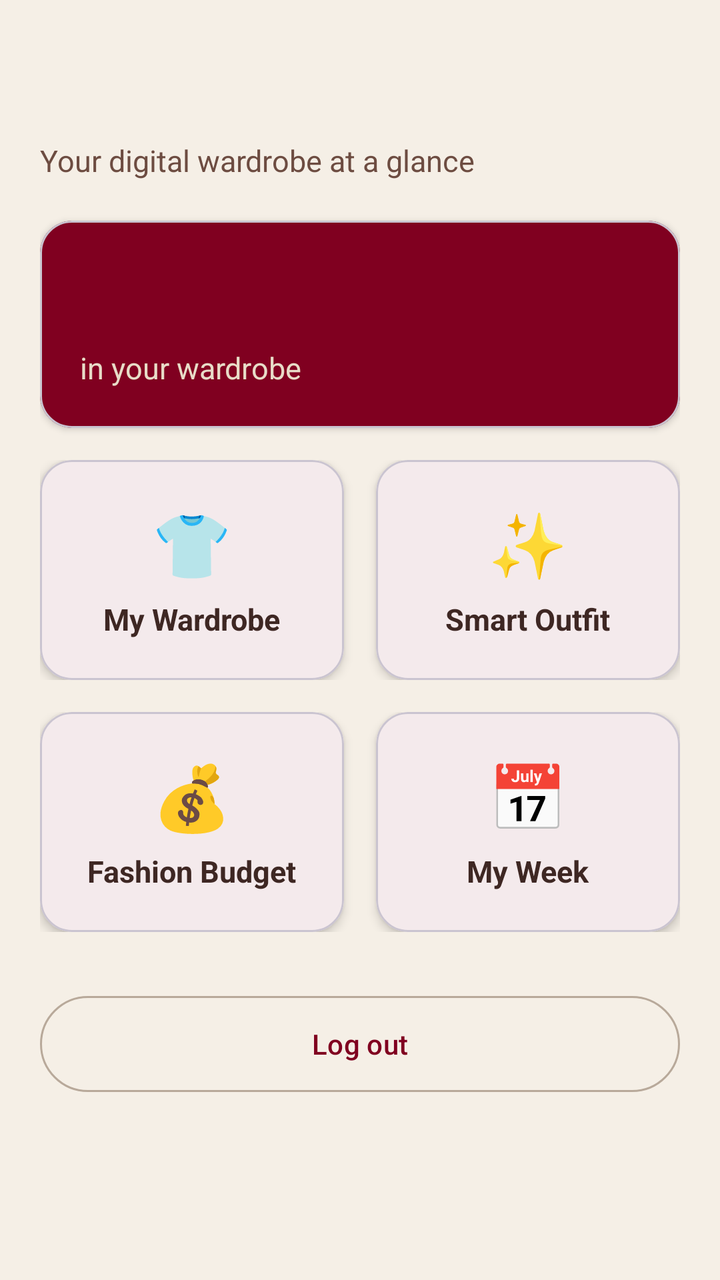
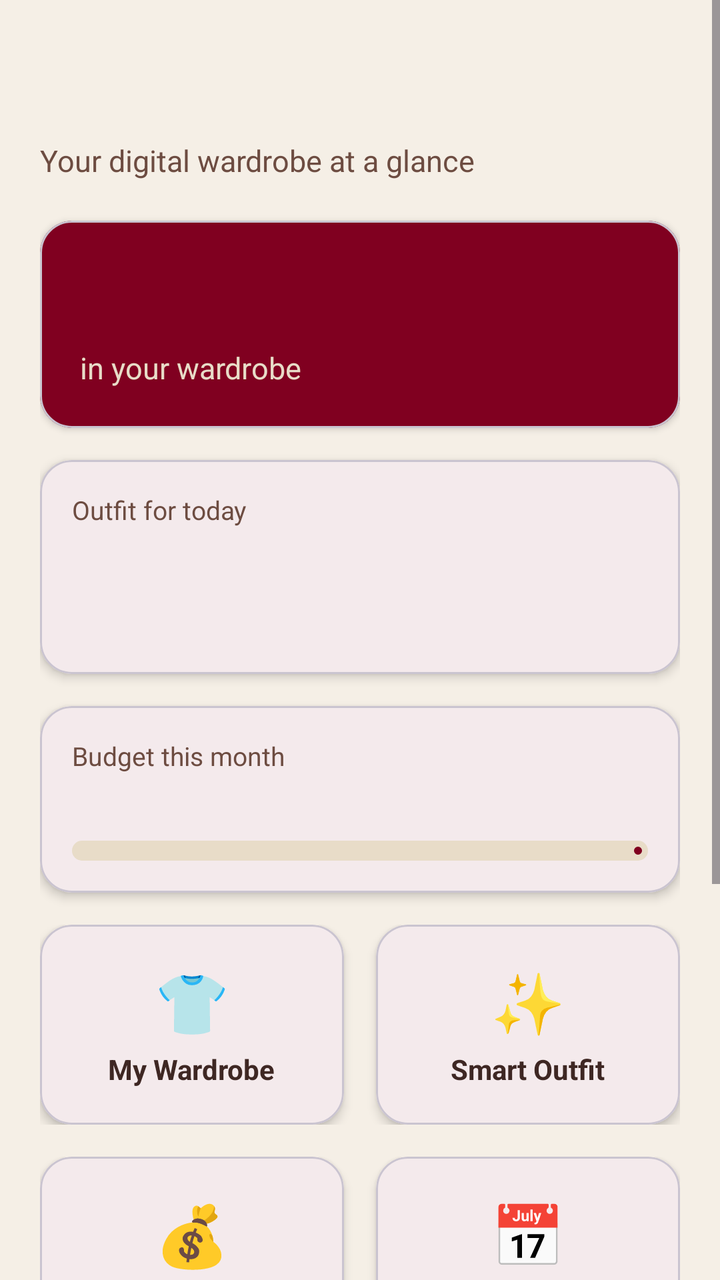

Screens rendered from an Android XML layout before and after an edit, with the pre-edit source and the edit as a unified diff.
<!-- AndroidManifest.xml: application theme Theme.ChicFlow -->
<!-- res/layout/fragment_home.xml -->
<?xml version="1.0" encoding="utf-8"?>
<ScrollView xmlns:android="http://schemas.android.com/apk/res/android"
    xmlns:app="http://schemas.android.com/apk/res-auto"
    android:layout_width="match_parent"
    android:layout_height="match_parent"
    android:background="@color/cf_beige"
    android:fillViewport="true">

    <LinearLayout
        android:layout_width="match_parent"
        android:layout_height="wrap_content"
        android:orientation="vertical"
        android:padding="20dp">

        <TextView
            android:id="@+id/tvGreeting"
            android:layout_width="match_parent"
            android:layout_height="wrap_content"
            android:layout_marginTop="12dp"
            android:fontFamily="serif"
            android:textColor="@color/cf_burgundy"
            android:textSize="28sp"
            android:textStyle="bold" />

        <TextView
            android:layout_width="match_parent"
            android:layout_height="wrap_content"
            android:text="@string/home_subtitle"
            android:textColor="@color/cf_brown_light"
            android:textSize="15sp" />

        
        <com.google.android.material.card.MaterialCardView
            android:layout_width="match_parent"
            android:layout_height="wrap_content"
            android:layout_marginTop="20dp"
            app:cardBackgroundColor="@color/cf_burgundy"
            app:cardCornerRadius="16dp"
            app:cardElevation="2dp">

            <LinearLayout
                android:layout_width="match_parent"
                android:layout_height="wrap_content"
                android:orientation="vertical"
                android:padding="20dp">

                <TextView
                    android:id="@+id/tvItemCount"
                    android:layout_width="wrap_content"
                    android:layout_height="wrap_content"
                    android:fontFamily="serif"
                    android:textColor="@color/cf_beige"
                    android:textSize="32sp"
                    android:textStyle="bold" />

                <TextView
                    android:layout_width="wrap_content"
                    android:layout_height="wrap_content"
                    android:text="@string/home_in_wardrobe"
                    android:textColor="@color/cf_beige_dark"
                    android:textSize="15sp" />
            </LinearLayout>
        </com.google.android.material.card.MaterialCardView>

        
        <LinearLayout
            android:layout_width="match_parent"
            android:layout_height="wrap_content"
            android:layout_marginTop="16dp"
            android:orientation="horizontal">

            <com.google.android.material.card.MaterialCardView
                android:id="@+id/cardWardrobe"
                android:layout_width="0dp"
                android:layout_height="110dp"
                android:layout_marginEnd="8dp"
                android:layout_weight="1"
                android:clickable="true"
                android:focusable="true"
                app:cardBackgroundColor="@color/cf_white"
                app:cardCornerRadius="16dp"
                app:cardElevation="3dp">

                <LinearLayout
                    android:layout_width="match_parent"
                    android:layout_height="match_parent"
                    android:gravity="center"
                    android:orientation="vertical">

                    <TextView
                        android:layout_width="wrap_content"
                        android:layout_height="wrap_content"
                        android:text="👕"
                        android:textSize="32sp" />

                    <TextView
                        android:layout_width="wrap_content"
                        android:layout_height="wrap_content"
                        android:layout_marginTop="6dp"
                        android:text="@string/home_card_wardrobe"
                        android:textColor="@color/cf_brown"
                        android:textSize="15sp"
                        android:textStyle="bold" />
                </LinearLayout>
            </com.google.android.material.card.MaterialCardView>

            <com.google.android.material.card.MaterialCardView
                android:id="@+id/cardOutfit"
                android:layout_width="0dp"
                android:layout_height="110dp"
                android:layout_marginStart="8dp"
                android:layout_weight="1"
                android:clickable="true"
                android:focusable="true"
                app:cardBackgroundColor="@color/cf_white"
                app:cardCornerRadius="16dp"
                app:cardElevation="3dp">

                <LinearLayout
                    android:layout_width="match_parent"
                    android:layout_height="match_parent"
                    android:gravity="center"
                    android:orientation="vertical">

                    <TextView
                        android:layout_width="wrap_content"
                        android:layout_height="wrap_content"
                        android:text="✨"
                        android:textSize="32sp" />

                    <TextView
                        android:layout_width="wrap_content"
                        android:layout_height="wrap_content"
                        android:layout_marginTop="6dp"
                        android:text="@string/home_card_outfit"
                        android:textColor="@color/cf_brown"
                        android:textSize="15sp"
                        android:textStyle="bold" />
                </LinearLayout>
            </com.google.android.material.card.MaterialCardView>
        </LinearLayout>

        
        <LinearLayout
            android:layout_width="match_parent"
            android:layout_height="wrap_content"
            android:layout_marginTop="16dp"
            android:orientation="horizontal">

            <com.google.android.material.card.MaterialCardView
                android:id="@+id/cardBudget"
                android:layout_width="0dp"
                android:layout_height="110dp"
                android:layout_marginEnd="8dp"
                android:layout_weight="1"
                android:clickable="true"
                android:focusable="true"
                app:cardBackgroundColor="@color/cf_white"
                app:cardCornerRadius="16dp"
                app:cardElevation="3dp">

                <LinearLayout
                    android:layout_width="match_parent"
                    android:layout_height="match_parent"
                    android:gravity="center"
                    android:orientation="vertical">

                    <TextView
                        android:layout_width="wrap_content"
                        android:layout_height="wrap_content"
                        android:text="💰"
                        android:textSize="32sp" />

                    <TextView
                        android:layout_width="wrap_content"
                        android:layout_height="wrap_content"
                        android:layout_marginTop="6dp"
                        android:text="@string/home_card_budget"
                        android:textColor="@color/cf_brown"
                        android:textSize="15sp"
                        android:textStyle="bold" />
                </LinearLayout>
            </com.google.android.material.card.MaterialCardView>

            <com.google.android.material.card.MaterialCardView
                android:id="@+id/cardWeek"
                android:layout_width="0dp"
                android:layout_height="110dp"
                android:layout_marginStart="8dp"
                android:layout_weight="1"
                android:clickable="true"
                android:focusable="true"
                app:cardBackgroundColor="@color/cf_white"
                app:cardCornerRadius="16dp"
                app:cardElevation="3dp">

                <LinearLayout
                    android:layout_width="match_parent"
                    android:layout_height="match_parent"
                    android:gravity="center"
                    android:orientation="vertical">

                    <TextView
                        android:layout_width="wrap_content"
                        android:layout_height="wrap_content"
                        android:text="📅"
                        android:textSize="32sp" />

                    <TextView
                        android:layout_width="wrap_content"
                        android:layout_height="wrap_content"
                        android:layout_marginTop="6dp"
                        android:text="@string/home_card_week"
                        android:textColor="@color/cf_brown"
                        android:textSize="15sp"
                        android:textStyle="bold" />
                </LinearLayout>
            </com.google.android.material.card.MaterialCardView>
        </LinearLayout>

        <com.google.android.material.button.MaterialButton
            android:id="@+id/btnLogout"
            style="@style/Widget.Material3.Button.OutlinedButton"
            android:layout_width="match_parent"
            android:layout_height="56dp"
            android:layout_marginTop="28dp"
            android:text="@string/btn_logout" />
    </LinearLayout>
</ScrollView>
<!-- resources referenced by this layout -->
<resources>
  <color name="cf_beige">#F5EFE6</color>
  <color name="cf_beige_dark">#E8DCC8</color>
  <color name="cf_brown">#3E2723</color>
  <color name="cf_brown_light">#6D4C41</color>
  <color name="cf_burgundy">#800020</color>
  <color name="cf_white">#FFFFFF</color>
  <string name="btn_logout">Log out</string>
  <string name="home_card_budget">Fashion Budget</string>
  <string name="home_card_outfit">Smart Outfit</string>
  <string name="home_card_wardrobe">My Wardrobe</string>
  <string name="home_card_week">My Week</string>
  <string name="home_in_wardrobe">in your wardrobe</string>
  <string name="home_subtitle">Your digital wardrobe at a glance</string>
  <style name="Theme.ChicFlow" parent="Theme.Material3.Light.NoActionBar">
          <item name="colorPrimary">@color/cf_burgundy</item>
          <item name="colorOnPrimary">@color/cf_white</item>
          <item name="colorPrimaryContainer">@color/cf_beige_dark</item>
          <item name="colorOnPrimaryContainer">@color/cf_brown</item>
          <item name="colorSecondary">@color/cf_brown</item>
          <item name="colorOnSecondary">@color/cf_white</item>
          <item name="colorSurface">@color/cf_white</item>
          <item name="colorOnSurface">@color/cf_brown</item>
          <item name="android:colorBackground">@color/cf_beige</item>
          <item name="colorSecondaryContainer">@color/cf_beige_dark</item>
          <item name="colorOnSecondaryContainer">@color/cf_burgundy_dark</item>
          <item name="colorSurfaceVariant">@color/cf_beige_dark</item>
          <item name="colorOnSurfaceVariant">@color/cf_brown_light</item>
          <item name="colorOutline">@color/cf_outline</item>
          <item name="colorError">@color/cf_error</item>
          <item name="android:statusBarColor">@color/cf_beige</item>
          <item name="android:windowLightStatusBar">true</item>
      </style>
  <color name="cf_burgundy_dark">#5C0017</color>
  <color name="cf_outline">#B8A99A</color>
  <color name="cf_error">#B3261E</color>
</resources>

<!-- the commit's change to res/layout/fragment_home.xml (unified diff, before → after) -->
@@ -63,6 +63,113 @@
         </com.google.android.material.card.MaterialCardView>
 
         
+        <com.google.android.material.card.MaterialCardView
+            android:id="@+id/cardToday"
+            android:layout_width="match_parent"
+            android:layout_height="wrap_content"
+            android:layout_marginTop="16dp"
+            android:clickable="true"
+            android:focusable="true"
+            app:cardBackgroundColor="@color/cf_white"
+            app:cardCornerRadius="16dp"
+            app:cardElevation="3dp">
+
+            <LinearLayout
+                android:layout_width="match_parent"
+                android:layout_height="wrap_content"
+                android:orientation="vertical"
+                android:padding="16dp">
+
+                <TextView
+                    android:layout_width="wrap_content"
+                    android:layout_height="wrap_content"
+                    android:text="@string/home_today_title"
+                    android:textColor="@color/cf_brown_light"
+                    android:textSize="13sp" />
+
+                <TextView
+                    android:id="@+id/tvTodayOutfit"
+                    android:layout_width="match_parent"
+                    android:layout_height="wrap_content"
+                    android:layout_marginTop="2dp"
+                    android:fontFamily="serif"
+                    android:textColor="@color/cf_brown"
+                    android:textSize="20sp"
+                    android:textStyle="bold" />
+
+                <TextView
+                    android:id="@+id/tvTodayPieces"
+                    android:layout_width="match_parent"
+                    android:layout_height="wrap_content"
+                    android:layout_marginTop="4dp"
+                    android:textColor="@color/cf_brown_light"
+                    android:textSize="18sp" />
+            </LinearLayout>
+        </com.google.android.material.card.MaterialCardView>
+
+        
+        <com.google.android.material.card.MaterialCardView
+            android:id="@+id/cardHomeBudget"
+            android:layout_width="match_parent"
+            android:layout_height="wrap_content"
+            android:layout_marginTop="16dp"
+            android:clickable="true"
+            android:focusable="true"
+            app:cardBackgroundColor="@color/cf_white"
+            app:cardCornerRadius="16dp"
+            app:cardElevation="3dp">
+
+            <LinearLayout
+                android:layout_width="match_parent"
+                android:layout_height="wrap_content"
+                android:orientation="vertical"
+                android:padding="16dp">
+
+                <LinearLayout
+                    android:layout_width="match_parent"
+                    android:layout_height="wrap_content"
+                    android:orientation="horizontal">
+
+                    <TextView
+                        android:layout_width="0dp"
+                        android:layout_height="wrap_content"
+                        android:layout_weight="1"
+                        android:text="@string/home_budget_title"
+                        android:textColor="@color/cf_brown_light"
+                        android:textSize="13sp" />
+
+                    <TextView
+                        android:id="@+id/tvHomeBudgetPercent"
+                        android:layout_width="wrap_content"
+                        android:layout_height="wrap_content"
+                        android:textColor="@color/cf_burgundy"
+                        android:textSize="13sp"
+                        android:textStyle="bold" />
+                </LinearLayout>
+
+                <TextView
+                    android:id="@+id/tvHomeBudgetLine"
+                    android:layout_width="match_parent"
+                    android:layout_height="wrap_content"
+                    android:layout_marginTop="2dp"
+                    android:textColor="@color/cf_brown"
+                    android:textSize="16sp"
+                    android:textStyle="bold" />
+
+                <com.google.android.material.progressindicator.LinearProgressIndicator
+                    android:id="@+id/progressHomeBudget"
+                    android:layout_width="match_parent"
+                    android:layout_height="wrap_content"
+                    android:layout_marginTop="10dp"
+                    android:max="100"
+                    app:indicatorColor="@color/cf_burgundy"
+                    app:trackColor="@color/cf_beige_dark"
+                    app:trackCornerRadius="5dp"
+                    app:trackThickness="10dp" />
+            </LinearLayout>
+        </com.google.android.material.card.MaterialCardView>
+
+        
         <LinearLayout
             android:layout_width="match_parent"
             android:layout_height="wrap_content"
@@ -72,7 +179,7 @@
             <com.google.android.material.card.MaterialCardView
                 android:id="@+id/cardWardrobe"
                 android:layout_width="0dp"
-                android:layout_height="110dp"
+                android:layout_height="100dp"
                 android:layout_marginEnd="8dp"
                 android:layout_weight="1"
                 android:clickable="true"
@@ -91,15 +198,15 @@
                         android:layout_width="wrap_content"
                         android:layout_height="wrap_content"
                         android:text="👕"
-                        android:textSize="32sp" />
-
-                    <TextView
-                        android:layout_width="wrap_content"
-                        android:layout_height="wrap_content"
-                        android:layout_marginTop="6dp"
+                        android:textSize="30sp" />
+
+                    <TextView
+                        android:layout_width="wrap_content"
+                        android:layout_height="wrap_content"
+                        android:layout_marginTop="4dp"
                         android:text="@string/home_card_wardrobe"
                         android:textColor="@color/cf_brown"
-                        android:textSize="15sp"
+                        android:textSize="14sp"
                         android:textStyle="bold" />
                 </LinearLayout>
             </com.google.android.material.card.MaterialCardView>
@@ -107,7 +214,7 @@
             <com.google.android.material.card.MaterialCardView
                 android:id="@+id/cardOutfit"
                 android:layout_width="0dp"
-                android:layout_height="110dp"
+                android:layout_height="100dp"
                 android:layout_marginStart="8dp"
                 android:layout_weight="1"
                 android:clickable="true"
@@ -126,15 +233,15 @@
                         android:layout_width="wrap_content"
                         android:layout_height="wrap_content"
                         android:text="✨"
-                        android:textSize="32sp" />
-
-                    <TextView
-                        android:layout_width="wrap_content"
-                        android:layout_height="wrap_content"
-                        android:layout_marginTop="6dp"
+                        android:textSize="30sp" />
+
+                    <TextView
+                        android:layout_width="wrap_content"
+                        android:layout_height="wrap_content"
+                        android:layout_marginTop="4dp"
                         android:text="@string/home_card_outfit"
                         android:textColor="@color/cf_brown"
-                        android:textSize="15sp"
+                        android:textSize="14sp"
                         android:textStyle="bold" />
                 </LinearLayout>
             </com.google.android.material.card.MaterialCardView>
@@ -150,7 +257,7 @@
             <com.google.android.material.card.MaterialCardView
                 android:id="@+id/cardBudget"
                 android:layout_width="0dp"
-                android:layout_height="110dp"
+                android:layout_height="100dp"
                 android:layout_marginEnd="8dp"
                 android:layout_weight="1"
                 android:clickable="true"
@@ -169,15 +276,15 @@
                         android:layout_width="wrap_content"
                         android:layout_height="wrap_content"
                         android:text="💰"
-                        android:textSize="32sp" />
-
-                    <TextView
-                        android:layout_width="wrap_content"
-                        android:layout_height="wrap_content"
-                        android:layout_marginTop="6dp"
+                        android:textSize="30sp" />
+
+                    <TextView
+                        android:layout_width="wrap_content"
+                        android:layout_height="wrap_content"
+                        android:layout_marginTop="4dp"
                         android:text="@string/home_card_budget"
                         android:textColor="@color/cf_brown"
-                        android:textSize="15sp"
+                        android:textSize="14sp"
                         android:textStyle="bold" />
                 </LinearLayout>
             </com.google.android.material.card.MaterialCardView>
@@ -185,7 +292,7 @@
             <com.google.android.material.card.MaterialCardView
                 android:id="@+id/cardWeek"
                 android:layout_width="0dp"
-                android:layout_height="110dp"
+                android:layout_height="100dp"
                 android:layout_marginStart="8dp"
                 android:layout_weight="1"
                 android:clickable="true"
@@ -204,26 +311,84 @@
                         android:layout_width="wrap_content"
                         android:layout_height="wrap_content"
                         android:text="📅"
-                        android:textSize="32sp" />
-
-                    <TextView
-                        android:layout_width="wrap_content"
-                        android:layout_height="wrap_content"
-                        android:layout_marginTop="6dp"
+                        android:textSize="30sp" />
+
+                    <TextView
+                        android:layout_width="wrap_content"
+                        android:layout_height="wrap_content"
+                        android:layout_marginTop="4dp"
                         android:text="@string/home_card_week"
                         android:textColor="@color/cf_brown"
-                        android:textSize="15sp"
+                        android:textSize="14sp"
                         android:textStyle="bold" />
                 </LinearLayout>
             </com.google.android.material.card.MaterialCardView>
         </LinearLayout>
 
+        
+        <com.google.android.material.card.MaterialCardView
+            android:id="@+id/cardLocal"
+            android:layout_width="match_parent"
+            android:layout_height="wrap_content"
+            android:layout_marginTop="16dp"
+            android:clickable="true"
+            android:focusable="true"
+            app:cardBackgroundColor="@color/cf_white"
+            app:cardCornerRadius="16dp"
+            app:cardElevation="3dp">
+
+            <LinearLayout
+                android:layout_width="match_parent"
+                android:layout_height="wrap_content"
+                android:gravity="center_vertical"
+                android:orientation="horizontal"
+                android:padding="16dp">
+
+                <TextView
+                    android:layout_width="wrap_content"
+                    android:layout_height="wrap_content"
+                    android:text="🇹🇳"
+                    android:textSize="30sp" />
+
+                <LinearLayout
+                    android:layout_width="0dp"
+                    android:layout_height="wrap_content"
+                    android:layout_marginStart="14dp"
+                    android:layout_weight="1"
+                    android:orientation="vertical">
+
+                    <TextView
+                        android:layout_width="wrap_content"
+                        android:layout_height="wrap_content"
+                        android:text="@string/home_card_local"
+                        android:textColor="@color/cf_brown"
+                        android:textSize="15sp"
+                        android:textStyle="bold" />
+
+                    <TextView
+                        android:layout_width="wrap_content"
+                        android:layout_height="wrap_content"
+                        android:text="@string/home_card_local_sub"
+                        android:textColor="@color/cf_brown_light"
+                        android:textSize="13sp" />
+                </LinearLayout>
+            </LinearLayout>
+        </com.google.android.material.card.MaterialCardView>
+
+        <com.google.android.material.button.MaterialButton
+            android:id="@+id/btnProfile"
+            style="@style/Widget.Material3.Button.OutlinedButton"
+            android:layout_width="match_parent"
+            android:layout_height="56dp"
+            android:layout_marginTop="24dp"
+            android:text="@string/btn_profile" />
+
         <com.google.android.material.button.MaterialButton
             android:id="@+id/btnLogout"
-            style="@style/Widget.Material3.Button.OutlinedButton"
+            style="@style/Widget.Material3.Button.TextButton"
             android:layout_width="match_parent"
             android:layout_height="56dp"
-            android:layout_marginTop="28dp"
+            android:layout_marginTop="4dp"
             android:text="@string/btn_logout" />
     </LinearLayout>
 </ScrollView>
<!-- resource entries referenced after the edit -->
@@ -7,12 +7,17 @@
   <color name="cf_burgundy">#800020</color>
   <color name="cf_white">#FFFFFF</color>
   <string name="btn_logout">Log out</string>
+  <string name="btn_profile">My profile</string>
+  <string name="home_budget_title">Budget this month</string>
   <string name="home_card_budget">Fashion Budget</string>
+  <string name="home_card_local">Local Style</string>
+  <string name="home_card_local_sub">Tunisian fashion brands</string>
   <string name="home_card_outfit">Smart Outfit</string>
   <string name="home_card_wardrobe">My Wardrobe</string>
   <string name="home_card_week">My Week</string>
   <string name="home_in_wardrobe">in your wardrobe</string>
   <string name="home_subtitle">Your digital wardrobe at a glance</string>
+  <string name="home_today_title">Outfit for today</string>
   <style name="Theme.ChicFlow" parent="Theme.Material3.Light.NoActionBar">
           <item name="colorPrimary">@color/cf_burgundy</item>
           <item name="colorOnPrimary">@color/cf_white</item>
